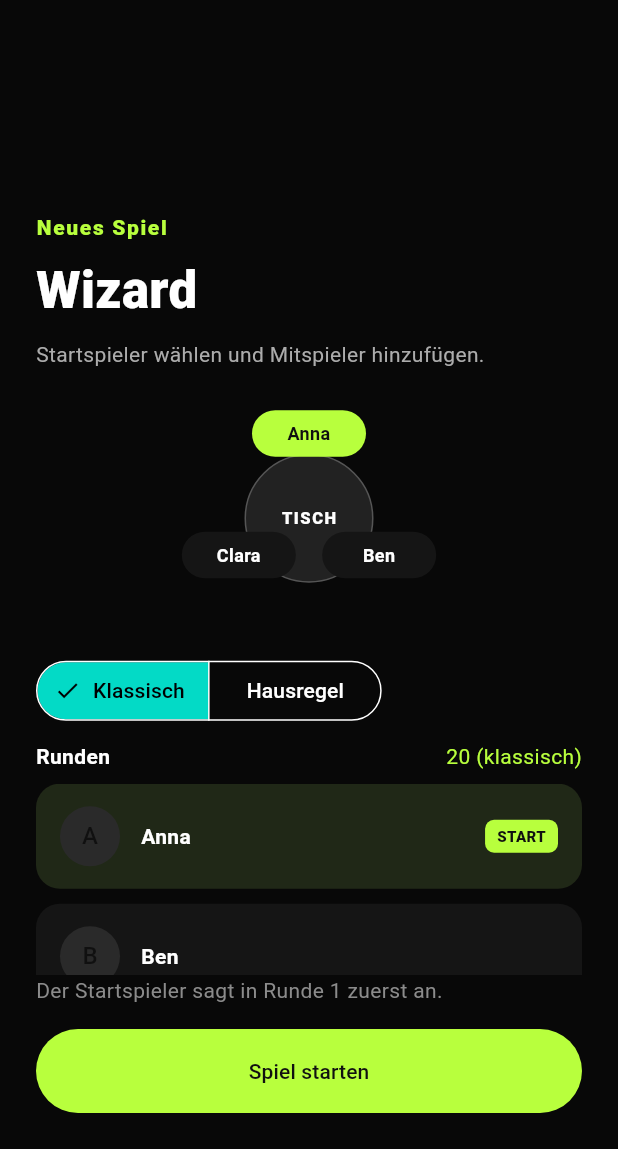
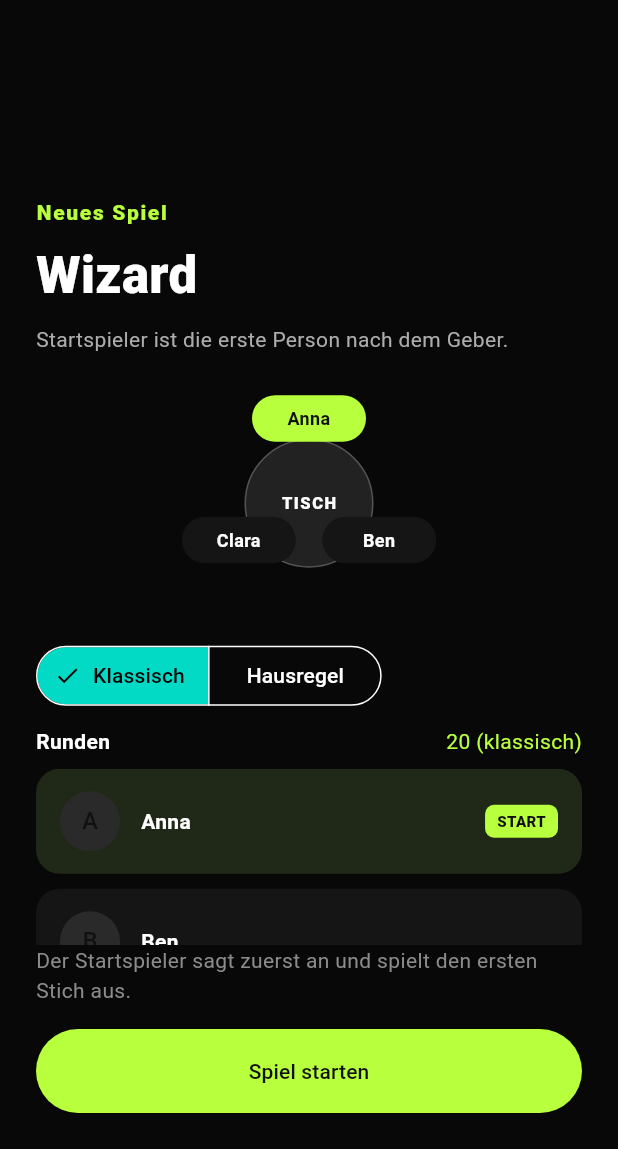
Before and after one commit to B3NY1/CardGameCompanion, a Flutter app: the screen it shows after launch, after a tap on "Neues Spiel", on a phone screen of 412 x 824 dp, the part 87-1236 px from its top. Run offline on Flutter 3.47's test engine with Material 3 defaults, Android fonts, the phone set to English and light mode, and no system bars; our stand-ins replace shared_preferences.

Commit message:
Explain Wizard starting player

```diff
--- a/lib/main.dart
+++ b/lib/main.dart
@@ -424,7 +424,7 @@ class _WizardSetupPageState extends State<WizardSetupPage> {
             ),
             const SizedBox(height: 8),
             const Text(
-              'Startspieler wählen und Mitspieler hinzufügen.',
+              'Startspieler ist die erste Person nach dem Geber.',
               style: TextStyle(color: Color(0xFFACACAC)),
             ),
             const SizedBox(height: 24),
@@ -551,7 +551,7 @@ class _WizardSetupPageState extends State<WizardSetupPage> {
               ),
             ),
             const Text(
-              'Der Startspieler sagt in Runde 1 zuerst an.',
+              'Der Startspieler sagt zuerst an und spielt den ersten Stich aus.',
               style: TextStyle(color: Color(0xFF8B8B8B)),
             ),
             const SizedBox(height: 16),
@@ -830,7 +830,7 @@ class _WizardGamePageState extends State<WizardGamePage>
                 ),
                 const SizedBox(height: 6),
                 Text(
-                  '${widget.game.currentRoundNumber} Stich${widget.game.currentRoundNumber == 1 ? '' : 'e'} - ${widget.game.players[_order.first]} beginnt',
+                  '${widget.game.currentRoundNumber} Stich${widget.game.currentRoundNumber == 1 ? '' : 'e'} - ${widget.game.players[_order.first]} beginnt als erste Person nach dem Geber',
                   style: const TextStyle(color: Color(0xFFACACAC)),
                 ),
                 if (widget.game.mode == WizardGameMode.houseRule)
```
Also changed, not shown: 2 other files.
